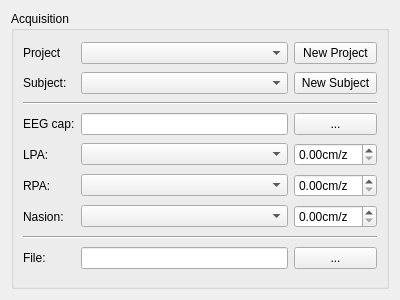
The window that applications/mne_x/plugins/eegosports/FormFiles/eegosportssetupprojectwidget.ui (mne-tools/mne-cpp) describes before a commit, drawn with Qt 5.
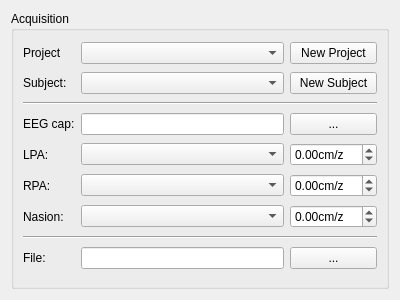
The same window after the commit.

Commit message: Improve error handling in eegosports plugin when creating cardinal points

Diff of the .ui file:
```diff
--- a/applications/mne_x/plugins/eegosports/FormFiles/eegosportssetupprojectwidget.ui
+++ b/applications/mne_x/plugins/eegosports/FormFiles/eegosportssetupprojectwidget.ui
@@ -140,6 +140,9 @@
         <property name="suffix">
          <string>cm/z</string>
         </property>
+        <property name="minimum">
+         <double>-99.989999999999995</double>
+        </property>
        </widget>
       </item>
       <item row="5" column="2">
@@ -147,6 +150,9 @@
         <property name="suffix">
          <string>cm/z</string>
         </property>
+        <property name="minimum">
+         <double>-99.989999999999995</double>
+        </property>
        </widget>
       </item>
       <item row="6" column="2">
@@ -154,6 +160,9 @@
         <property name="suffix">
          <string>cm/z</string>
         </property>
+        <property name="minimum">
+         <double>-99.989999999999995</double>
+        </property>
        </widget>
       </item>
      </layout>
```
The commit also changes 1 other file.
